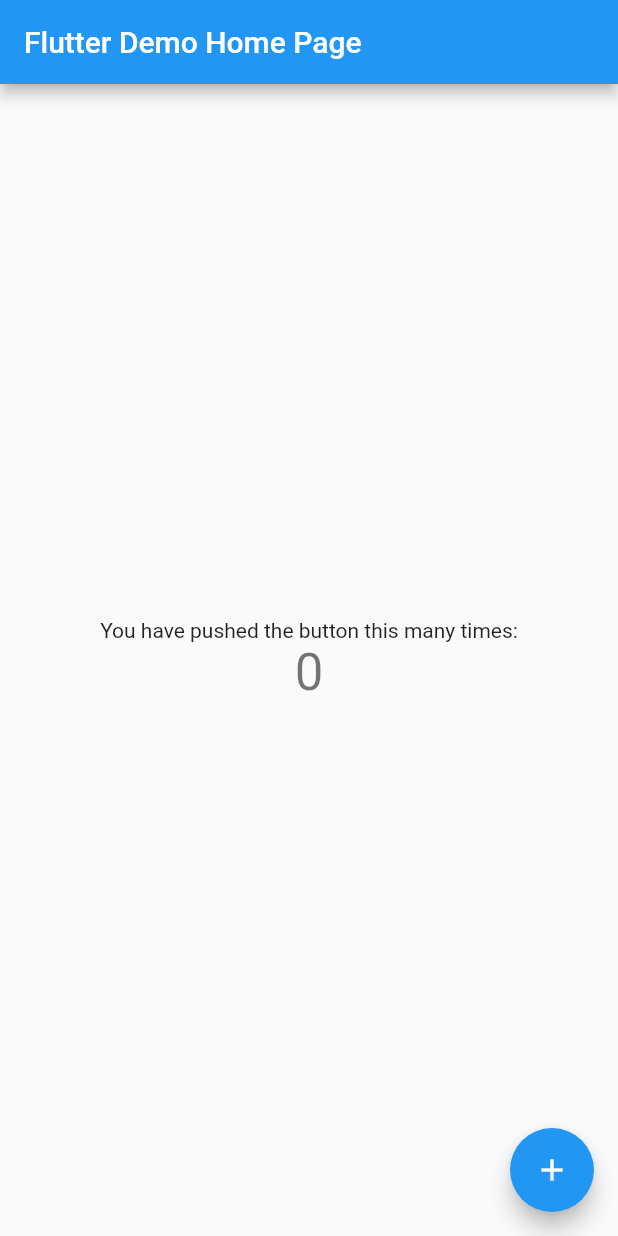
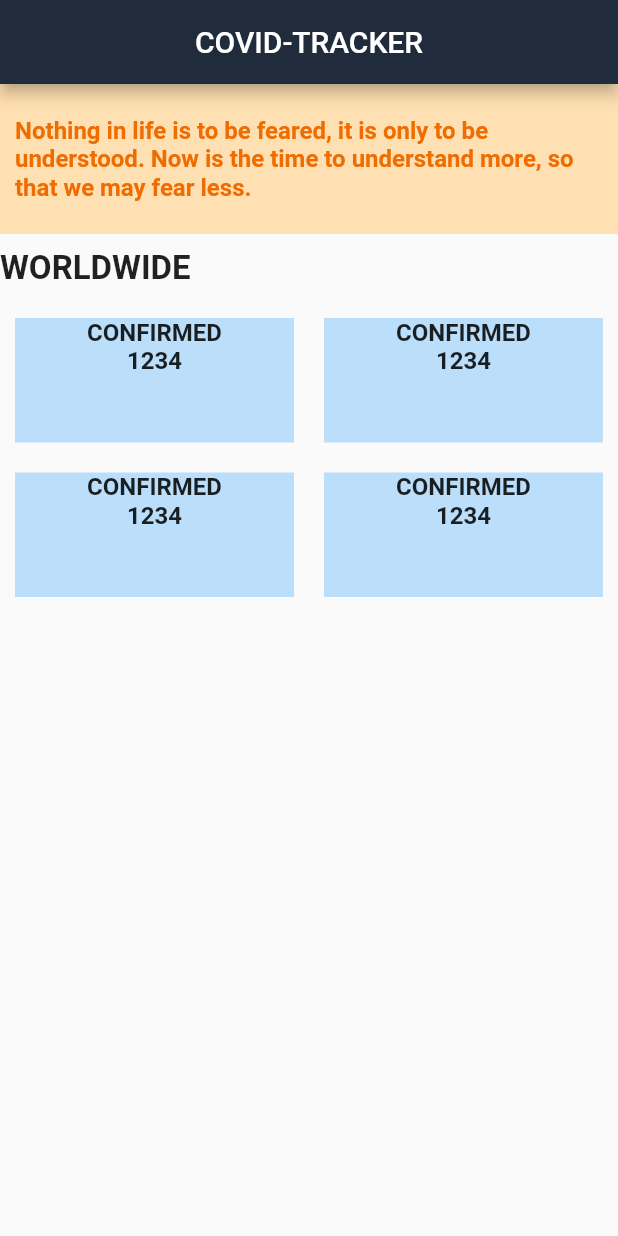
Before and after one commit to RohitPatilRRP/covid_tracker, a Flutter app: the screen it shows after launch, on a phone screen of 412 x 824 dp. Run offline on Flutter 3.47's test engine with Material 2 defaults, Android fonts, the phone set to English and light mode, and no system bars; Roboto replaces fonts that are missing (Arial).

Commit message:
added world wide panels

```diff
--- /dev/null
+++ b/lib/datasource.dart
@@ -0,0 +1,69 @@
+import 'package:flutter/material.dart';
+
+Color primaryBlack = Color(0xff202c3b);
+
+class DataSource {
+  static String quote =
+      "Nothing in life is to be feared, it is only to be understood. Now is the time to understand more, so that we may fear less.";
+
+  static List questionAnswers = [
+    {
+      "question": "What is a coronavirus?",
+      "answer":
+      "Coronaviruses are a large family of viruses which may cause illness in animals or humans.  In humans, several coronaviruses are known to cause respiratory infections ranging from the common cold to more severe diseases such as Middle East Respiratory Syndrome (MERS) and Severe Acute Respiratory Syndrome (SARS). The most recently discovered coronavirus causes coronavirus disease COVID-19."
+    },
+    {
+      "question": "What is COVID-19?",
+      "answer":
+      "COVID-19 is the infectious disease caused by the most recently discovered coronavirus. This new virus and disease were unknown before the outbreak began in Wuhan, China, in December 2019."
+    },
+    {
+      "question": "What are the symptoms of COVID-19?",
+      "answer":
+      "The most common symptoms of COVID-19 are fever, tiredness, and dry cough. Some patients may have aches and pains, nasal congestion, runny nose, sore throat or diarrhea. These symptoms are usually mild and begin gradually. Some people become infected but don’t develop any symptoms and don't feel unwell. Most people (about 80%) recover from the disease without needing special treatment. Around 1 out of every 6 people who gets COVID-19 becomes seriously ill and develops difficulty breathing. Older people, and those with underlying medical problems like high blood pressure, heart problems or diabetes, are more likely to develop serious illness. People with fever, cough and difficulty breathing should seek medical attention."
+    },
+    {
+      "question": "How does COVID-19 spread?",
+      "answer":
+      "People can catch COVID-19 from others who have the virus. The disease can spread from person to person through small droplets from the nose or mouth which are spread when a person with COVID-19 coughs or exhales. These droplets land on objects and surfaces around the person. Other people then catch COVID-19 by touching these objects or surfaces, then touching their eyes, nose or mouth. People can also catch COVID-19 if they breathe in droplets from a person with COVID-19 who coughs out or exhales droplets. This is why it is important to stay more than 1 meter (3 feet) away from a person who is sick. \nWHO is assessing ongoing research on the ways COVID-19 is spread and will continue to share updated findings."
+    },
+    {
+      "question":
+      "Can the virus that causes COVID-19 be transmitted through the air?",
+      "answer":
+      "Studies to date suggest that the virus that causes COVID-19 is mainly transmitted through contact with respiratory droplets rather than through the air"
+    },
+    {
+      "question": "Can CoVID-19 be caught from a person who has no symptoms?",
+      "answer":
+      "The main way the disease spreads is through respiratory droplets expelled by someone who is coughing. The risk of catching COVID-19 from someone with no symptoms at all is very low. However, many people with COVID-19 experience only mild symptoms. This is particularly true at the early stages of the disease. It is therefore possible to catch COVID-19 from someone who has, for example, just a mild cough and does not feel ill.  WHO is assessing ongoing research on the period of transmission of COVID-19 and will continue to share updated findings.    "
+    },
+    {
+      "question":
+      "Can I catch COVID-19 from the feces of someone with the disease?",
+      "answer":
+      "The risk of catching COVID-19 from the feces of an infected person appears to be low. While initial investigations suggest the virus may be present in feces in some cases, spread through this route is not a main feature of the outbreak. WHO is assessing ongoing research on the ways COVID-19 is spread and will continue to share new findings. Because this is a risk, however, it is another reason to clean hands regularly, after using the bathroom and before eating."
+    },
+    {
+      "question": "How likely am I to catch COVID-19?",
+      "answer":
+      "The risk depends on where you  are - and more specifically, whether there is a COVID-19 outbreak unfolding there.\nFor most people in most locations the risk of catching COVID-19 is still low. However, there are now places around the world (cities or areas) where the disease is spreading. For people living in, or visiting, these areas the risk of catching COVID-19 is higher. Governments and health authorities are taking vigorous action every time a new case of COVID-19 is identified. Be sure to comply with any local restrictions on travel, movement or large gatherings. Cooperating with disease control efforts will reduce your risk of catching or spreading COVID-19.\nCOVID-19 outbreaks can be contained and transmission stopped, as has been shown in China and some other countries. Unfortunately, new outbreaks can emerge rapidly. It’s important to be aware of the situation where you are or intend to go. WHO publishes daily updates on the COVID-19 situation worldwide."
+    },
+    {
+      "question": "Who is at risk of developing severe illness?",
+      "answer":
+      "While we are still learning about how COVID-2019 affects people, older persons and persons with pre-existing medical conditions (such as high blood pressure, heart disease, lung disease, cancer or diabetes)  appear to develop serious illness more often than others. "
+    },
+    {
+      "question": "Should I wear a mask to protect myself?",
+      "answer":
+      "Only wear a mask if you are ill with COVID-19 symptoms (especially coughing) or looking after someone who may have COVID-19. Disposable face mask can only be used once. If you are not ill or looking after someone who is ill then you are wasting a mask. There is a world-wide shortage of masks, so WHO urges people to use masks wisely.\nWHO advises rational use of medical masks to avoid unnecessary wastage of precious resources and mis-use of masks\nThe most effective ways to protect yourself and others against COVID-19 are to frequently clean your hands, cover your cough with the bend of elbow or tissue and maintain a distance of at least 1 meter (3 feet) from people who are coughing or sneezing"
+    },
+    {
+      "question":
+      "Are antibiotics effective in preventing or treating the COVID-19?",
+      "answer":
+      "No. Antibiotics do not work against viruses, they only work on bacterial infections. COVID-19 is caused by a virus, so antibiotics do not work. Antibiotics should not be used as a means of prevention or treatment of COVID-19. They should only be used as directed by a physician to treat a bacterial infection. "
+    }
+  ];
+}
--- /dev/null
+++ b/lib/homepage.dart
@@ -0,0 +1,38 @@
+import 'package:covid_tracker/datasource.dart';
+import 'package:covid_tracker/panels/worldwidepanel.dart';
+import 'package:flutter/material.dart';
+import 'package:flutter/widgets.dart';
+
+class HomePage extends StatefulWidget {
+  @override
+  _HomePageState createState() => _HomePageState();
+}
+
+class _HomePageState extends State<HomePage> {
+  @override
+  Widget build(BuildContext context) {
+    return Scaffold(
+      appBar: AppBar(
+        centerTitle: true,
+        title: Text('COVID-TRACKER'),
+      ),
+      body: SingleChildScrollView(child: Column(
+        crossAxisAlignment: CrossAxisAlignment.start,
+        children: <Widget>[
+          Container(
+            height: 100,
+            color: Colors.orange[100],
+            alignment: Alignment.center,
+            padding: EdgeInsets.all(10),
+            child: Text(DataSource.quote,style: TextStyle(color: Colors.orange[800] , fontWeight: FontWeight.bold ,fontSize: 16)),
+          ),
+          Padding(
+            padding: const EdgeInsets.symmetric(vertical: 10.0),
+            child: Text('WORLDWIDE',style: TextStyle(fontSize: 22,fontWeight: FontWeight.bold)),
+          ),
+          WorldWidePanel()
+        ],
+      )),
+    );
+  }
+}
--- a/lib/main.dart
+++ b/lib/main.dart
@@ -1,113 +1,14 @@
+import 'package:covid_tracker/datasource.dart';
+import 'package:covid_tracker/homepage.dart';
 import 'package:flutter/material.dart';
 
-void main() {
-  runApp(MyApp());
-}
-
-class MyApp extends StatelessWidget {
-  // This widget is the root of your application.
-  @override
-  Widget build(BuildContext context) {
-    return MaterialApp(
-      title: 'Flutter Demo',
-      theme: ThemeData(
-        // This is the theme of your application.
-        //
-        // Try running your application with "flutter run". You'll see the
-        // application has a blue toolbar. Then, without quitting the app, try
-        // changing the primarySwatch below to Colors.green and then invoke
-        // "hot reload" (press "r" in the console where you ran "flutter run",
-        // or simply save your changes to "hot reload" in a Flutter IDE).
-        // Notice that the counter didn't reset back to zero; the application
-        // is not restarted.
-        primarySwatch: Colors.blue,
-      ),
-      home: MyHomePage(title: 'Flutter Demo Home Page'),
-    );
-  }
-}
-
-class MyHomePage extends StatefulWidget {
-  MyHomePage({Key key, this.title}) : super(key: key);
-
-  // This widget is the home page of your application. It is stateful, meaning
-  // that it has a State object (defined below) that contains fields that affect
-  // how it looks.
-
-  // This class is the configuration for the state. It holds the values (in this
-  // case the title) provided by the parent (in this case the App widget) and
-  // used by the build method of the State. Fields in a Widget subclass are
-  // always marked "final".
-
-  final String title;
-
-  @override
-  _MyHomePageState createState() => _MyHomePageState();
-}
-
-class _MyHomePageState extends State<MyHomePage> {
-  int _counter = 0;
-
-  void _incrementCounter() {
-    setState(() {
-      // This call to setState tells the Flutter framework that something has
-      // changed in this State, which causes it to rerun the build method below
-      // so that the display can reflect the updated values. If we changed
-      // _counter without calling setState(), then the build method would not be
-      // called again, and so nothing would appear to happen.
-      _counter++;
-    });
-  }
-
-  @override
-  Widget build(BuildContext context) {
-    // This method is rerun every time setState is called, for instance as done
-    // by the _incrementCounter method above.
-    //
-    // The Flutter framework has been optimized to make rerunning build methods
-    // fast, so that you can just rebuild anything that needs updating rather
-    // than having to individually change instances of widgets.
-    return Scaffold(
-      appBar: AppBar(
-        // Here we take the value from the MyHomePage object that was created by
-        // the App.build method, and use it to set our appbar title.
-        title: Text(widget.title),
-      ),
-      body: Center(
-        // Center is a layout widget. It takes a single child and positions it
-        // in the middle of the parent.
-        child: Column(
-          // Column is also a layout widget. It takes a list of children and
-          // arranges them vertically. By default, it sizes itself to fit its
-          // children horizontally, and tries to be as tall as its parent.
-          //
-          // Invoke "debug painting" (press "p" in the console, choose the
-          // "Toggle Debug Paint" action from the Flutter Inspector in Android
-          // Studio, or the "Toggle Debug Paint" command in Visual Studio Code)
-          // to see the wireframe for each widget.
-          //
-          // Column has various properties to control how it sizes itself and
-          // how it positions its children. Here we use mainAxisAlignment to
-          // center the children vertically; the main axis here is the vertical
-          // axis because Columns are vertical (the cross axis would be
-          // horizontal).
-          mainAxisAlignment: MainAxisAlignment.center,
-          children: <Widget>[
-            Text(
-              'You have pushed the button this many times:',
-            ),
-            Text(
-              '$_counter',
-              style: Theme.of(context).textTheme.headline4,
-            ),
-          ],
-        ),
-      ),
-      floatingActionButton: FloatingActionButton(
-        onPressed: _incrementCounter,
-        tooltip: 'Increment',
-        child: Icon(Icons.add),
-      ), // This trailing comma makes auto-formatting nicer for build methods.
-    );
-  }
-}
+void main() => runApp(
+  MaterialApp(
+    debugShowCheckedModeBanner: false,
+    theme: ThemeData(
+      fontFamily: 'Arial',
+      primaryColor:primaryBlack
+    ),
+    home:HomePage(),
+  )
+);
--- /dev/null
+++ b/lib/panels/worldwidepanel.dart
@@ -0,0 +1,38 @@
+import 'package:flutter/material.dart';
+
+class WorldWidePanel extends StatelessWidget {
+  @override
+  Widget build(BuildContext context) {
+    return Container(
+      child: GridView(
+        shrinkWrap: true,
+        physics: NeverScrollableScrollPhysics(),
+        gridDelegate: SliverGridDelegateWithFixedCrossAxisCount(crossAxisCount: 2,childAspectRatio: 2),
+        children: <Widget>[
+          StatusPanel(),
+          StatusPanel(),
+          StatusPanel(),
+          StatusPanel(),
+        ],
+      ),
+    );
+  }
+}
+
+class StatusPanel extends StatelessWidget {
+  @override
+  Widget build(BuildContext context) {
+    double width = MediaQuery.of(context).size.width;
+    return Container(
+      margin: EdgeInsets.all(10),
+      height: 80, width: width/2,
+      color: Colors.blue[100],
+      child: Column(
+        children: <Widget>[
+          Text('CONFIRMED',style: TextStyle(fontWeight: FontWeight.bold,fontSize: 16)),
+          Text('1234',style: TextStyle(fontWeight: FontWeight.bold,fontSize: 16)),
+        ],
+      ),
+    );
+  }
+}
--- a/pubspec.yaml
+++ b/pubspec.yaml
@@ -23,6 +23,12 @@ environment:
 dependencies:
   flutter:
     sdk: flutter
+
+  url_launcher:
+  http:
+  shared_preferences:
+  dynamic_theme:
+  pie_chart:
 
 
   # The following adds the Cupertino Icons font to your application.
```
Also changed, not shown: pubspec.lock, 1 other file.
